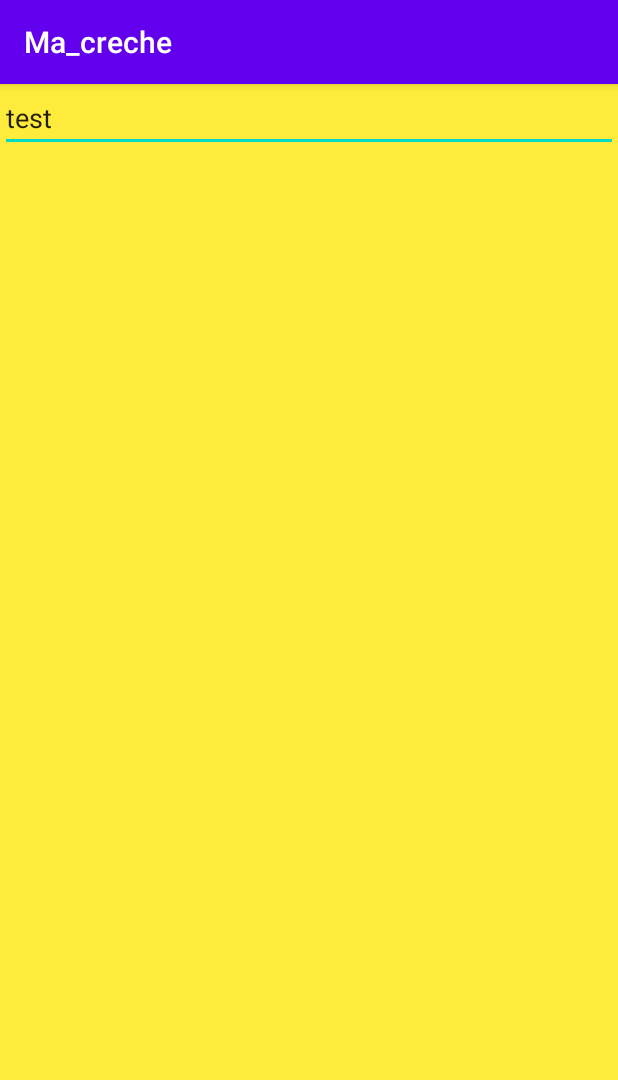
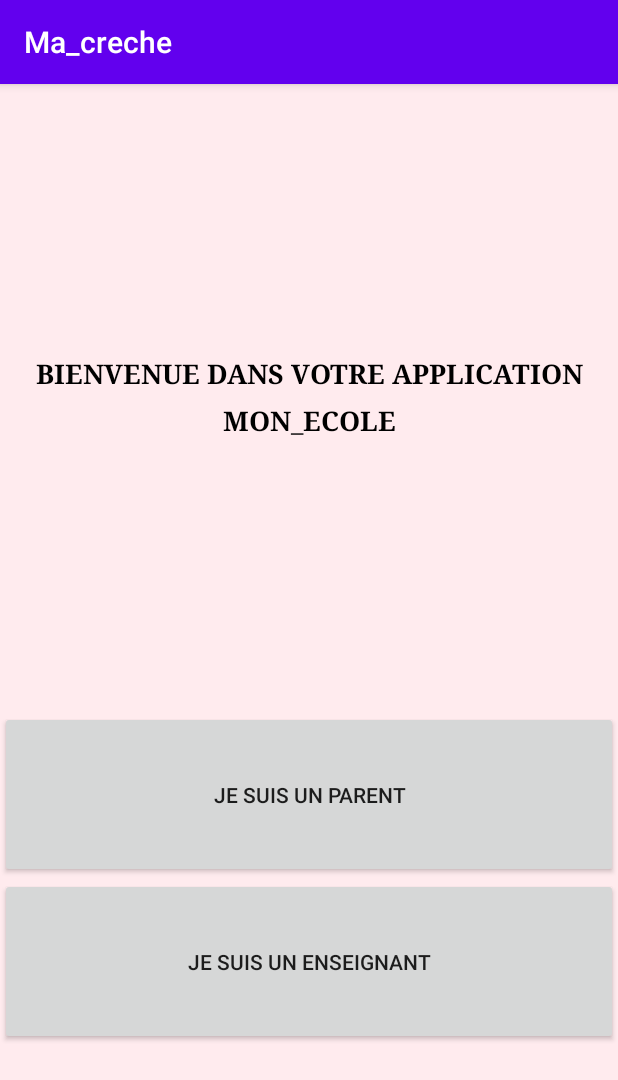
Before and after one commit to FaresALILI/MyAppCreche, an Android app: the screen it shows after launch (MainActivity), on a phone screen of 412 x 824 dp. Shown: the top 1080 px of the screen. Run offline under Robolectric (Android 15) with nearby library versions, the phone set to English and light mode, and no system bars.

Commit message:
Version1 page d'accueil

```diff
--- a/app/src/main/res/layout/activity_main.xml
+++ b/app/src/main/res/layout/activity_main.xml
@@ -1,18 +1,82 @@
 <?xml version="1.0" encoding="utf-8"?>
-<LinearLayout xmlns:android="http://schemas.android.com/apk/res/android"
-    android:orientation="vertical"
+
+
+<androidx.constraintlayout.widget.ConstraintLayout xmlns:android="http://schemas.android.com/apk/res/android"
     xmlns:app="http://schemas.android.com/apk/res-auto"
     xmlns:tools="http://schemas.android.com/tools"
+    android:id="@+id/linearLayout"
     android:layout_width="match_parent"
     android:layout_height="match_parent"
     android:background="#FFEB3B"
+    android:gravity="center_horizontal|center_vertical"
     tools:context=".MainActivity">
 
-    <EditText
-        android:id="@+id/editText"
+    <LinearLayout
         android:layout_width="match_parent"
-        android:layout_height="wrap_content"
-        android:ems="10"
-        android:inputType="textPersonName"
-        android:text="test" />
-</LinearLayout>
+        android:layout_height="match_parent"
+        android:background="#FFEBEE"
+        android:orientation="vertical">
+
+
+        <LinearLayout
+            android:id="@+id/LinearLayout"
+            android:layout_width="match_parent"
+            android:layout_height="291dp"
+            android:layout_weight="1"
+            android:gravity="center|left|end"
+            android:orientation="horizontal"
+            android:verticalScrollbarPosition="left"
+            android:visibility="visible">
+
+            <TextView
+                android:id="@+id/textView_Entete"
+                android:layout_width="wrap_content"
+                android:layout_height="wrap_content"
+                android:layout_weight="1"
+                android:gravity="center|center_horizontal|center_vertical"
+                android:inputType="textMultiLine"
+                android:lineSpacingExtra="10sp"
+                android:text="Bienvenue dans votre application MON_ECOLE"
+                android:textAllCaps="true"
+                android:textAppearance="@style/TextAppearance.AppCompat.Display3"
+                android:textColor="@android:color/background_dark"
+                android:textSize="18sp"
+                android:textStyle="bold"
+                android:visibility="visible"
+                app:autoSizeTextType="uniform"
+                app:fontFamily="serif"
+                tools:visibility="visible" />
+        </LinearLayout>
+
+        <LinearLayout
+            android:layout_width="match_parent"
+            android:layout_height="wrap_content"
+            android:layout_weight="1"
+            android:orientation="vertical">
+
+            <Button
+                android:id="@+id/button_Parent"
+                android:layout_width="match_parent"
+                android:layout_height="wrap_content"
+                android:layout_weight="1"
+                android:text="Je suis un parent" />
+
+            <Button
+                android:id="@+id/button_Enseignant"
+                android:layout_width="match_parent"
+                android:layout_height="wrap_content"
+                android:layout_weight="1"
+                android:text="Je suis un enseignant" />
+
+        </LinearLayout>
+
+        <LinearLayout
+            android:layout_width="match_parent"
+            android:layout_height="wrap_content"
+            android:layout_weight="1"
+            android:orientation="vertical">
+
+        </LinearLayout>
+
+    </LinearLayout>
+</androidx.constraintlayout.widget.ConstraintLayout>
```
